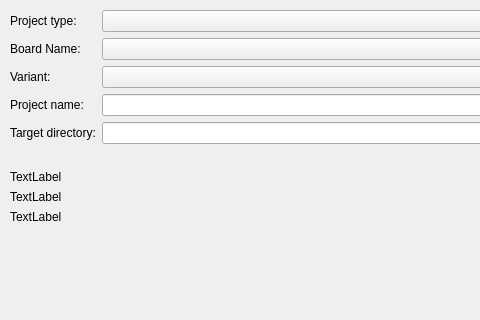
This is isegen/boardselect.ui in alvieboy/qtapps as Qt 5 draws it before an edit; both pictures show x 0 to 480 and y 0 to 320 of the 640 by 480 pixel window. The edited form follows.
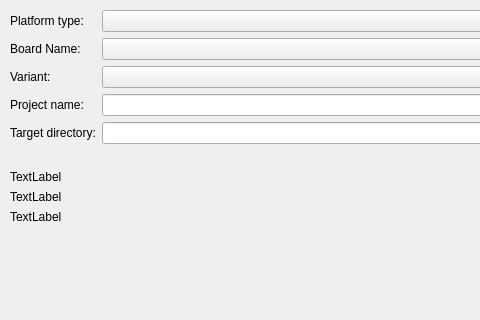
This is the edited form.

Commit message: Small refactor, add getters for project name and directory

The edit to the form file:
```diff
--- a/isegen/boardselect.ui
+++ b/isegen/boardselect.ui
@@ -50,7 +50,7 @@
       <item row="0" column="0">
        <widget class="QLabel" name="label">
         <property name="text">
-         <string>Project type:</string>
+         <string>Platform type:</string>
         </property>
        </widget>
       </item>
```
Left out of the diff: 4 changed lines with no effect on the pictures. The commit also changes 2 other files.
